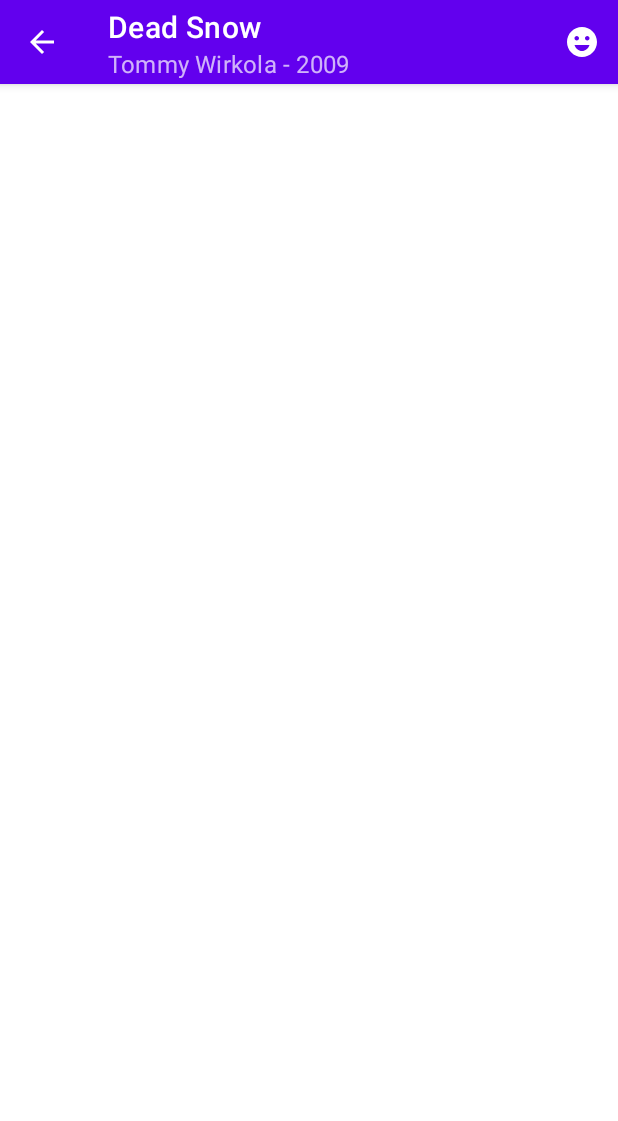
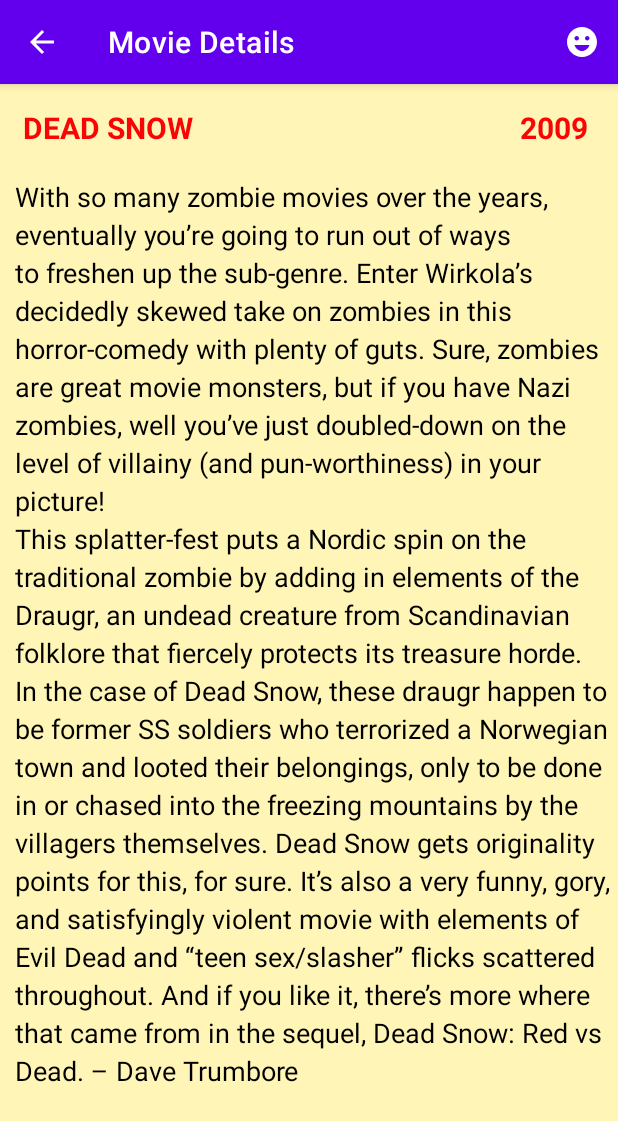
Before and after one commit to PayamTaherirostami/Pamiran-Android-mobile-App, an Android app: the MoviesActivity screen opened directly, with no data from a screen before it, after a tap on "Dead Snow", on a phone screen of 412 x 824 dp. Shown: the top 1121 px of the screen. Run offline under Robolectric (Android 15) with nearby library versions, the phone set to English and light mode, and no system bars.

Commit message:
Adding modified items before adding pictures

```diff
--- a/app/src/main/java/com/pamiranindustries/pamiran/MovieDetailsActivity.java
+++ b/app/src/main/java/com/pamiranindustries/pamiran/MovieDetailsActivity.java
@@ -24,18 +24,17 @@ public class MovieDetailsActivity extends AppCompatActivity {
         super.onCreate(savedInstanceState);
         setContentView(R.layout.activity_movie_details);
 
-        // Declaring view for population
         TextView details = findViewById(R.id.movieDet);
-//        ImageView imageView = findViewById(R.id.movieImDet);
+        TextView details2 = findViewById(R.id.movieImDet);
+        TextView details3 = findViewById(R.id.movieDate);
+        String[] movieDetails = getIntent().getStringArrayExtra("ExtraDetail");
 
-        // Getting the details from the previous activity and populating the text view with them
-        String[] movieDetails = getIntent().getStringArrayExtra("EXTRA_MOVIE_DETAILS");
-
-        // Setting the given info in the activity
-        Objects.requireNonNull(getSupportActionBar()).setTitle(movieDetails[0]);
-        getSupportActionBar().setSubtitle(movieDetails[2] + " - " + movieDetails[1]);
-//        Picasso.get().load(movieDetails[3]).into(imageView);
+//
+//        Objects.requireNonNull(getSupportActionBar()).setTitle(movieDetails[0]);
+//        getSupportActionBar().setSubtitle(movieDetails[2] + " - " + movieDetails[1]);
         details.setText(movieDetails[4]);
+        details2.setText(movieDetails[0]);
+        details3.setText(movieDetails[1]);
     }
 
 
@@ -51,40 +50,11 @@ public class MovieDetailsActivity extends AppCompatActivity {
             case R.id.item1:
                 Toast.makeText(this,"Item1 selected",Toast.LENGTH_SHORT).show();
                 return true;
-//            case R.id.item2:
-//                Toast.makeText(this,"Item2 selected",Toast.LENGTH_SHORT).show();
-//                return true;
-//            case R.id.item3:
-//                Toast.makeText(this,"Item3 selected",Toast.LENGTH_SHORT).show();
-//                return true;
-//            case R.id.subitem1:
-//                Toast.makeText(this,"SubItem1 selected",Toast.LENGTH_SHORT).show();
-//                return true;
-//            case R.id.subitem2:
-//                Toast.makeText(this,"SubItem2 selected",Toast.LENGTH_SHORT).show();
-//                return true;
+
             default:
                 return super.onOptionsItemSelected(item);
         }
     }
 
-//
-//    /**
-//     * MENU
-//     * EventHandler for all the options in the menu
-//     */
-//    @Override
-//    public boolean onOptionsItemSelected(@NonNull MenuItem item) {
-//        switch (item.getItemId()) {
-//            case R.id.fire:
-//                Toast.makeText(this, "Fire Baby!", Toast.LENGTH_SHORT).show();
-//                return true;
-//            case R.id.about:
-//                Intent intent = new Intent(getBaseContext(), AboutActivity.class);
-//                startActivity(intent);
-//                return true;
-//            default:
-//                return super.onOptionsItemSelected(item);
-//        }
-//    }
+
 }
--- a/app/src/main/java/com/pamiranindustries/pamiran/MoviesActivity.java
+++ b/app/src/main/java/com/pamiranindustries/pamiran/MoviesActivity.java
@@ -59,7 +59,7 @@ public class MoviesActivity extends AppCompatActivity {
 
     public void AnotherActivity(View view) {
 
-                startActivity(new Intent(MoviesActivity.this, MovieDetailsActivity.class));
+        startActivity(new Intent(MoviesActivity.this, MovieDetailsActivity.class));
     }
 
     /**
@@ -84,26 +84,19 @@ public class MoviesActivity extends AppCompatActivity {
             TextView movieTitle = itemView.findViewById(R.id.movieTit);
             TextView movieDirector = itemView.findViewById(R.id.Director);
             TextView movieDate = itemView.findViewById(R.id.Date);
-//            TextView movieDet = itemView.findViewById(R.id.movieDet);
-//            ImageView movieImage = itemView.findViewById(R.id.Image);
 
-            // Placing all in data in the appropriate views
             movieTitle.setText(movies[position][0]);
             movieDate.setText(movies[position][1]);
             movieDirector.setText(movies[position][2]);
-//            movieDet.setText(movies[position][4]);
 
-//            Picasso.get().load(movies[position][3]).into(movieImage);
-
-            // OnClickListener for the view. (Each itemView will act as a button)
             itemView.setOnClickListener(new View.OnClickListener() {
                 @Override
                 public void onClick(View v) {
-                    // toast to notify the chosen movie title
-                    Toast.makeText(getApplicationContext(), movies[position][0], Toast.LENGTH_SHORT).show();
+
+                    Toast.makeText(MoviesActivity.this, movies[position][0], Toast.LENGTH_SHORT).show();
                     Intent intent = new Intent(MoviesActivity.this, MovieDetailsActivity.class);
-                    // Passing all the details to the next activity
-                    intent.putExtra("EXTRA_MOVIE_DETAILS", movies[position]);
+
+                    intent.putExtra("ExtraDetail", movies[position]);
                     startActivity(intent);
                 }
             });
@@ -122,66 +115,11 @@ public class MoviesActivity extends AppCompatActivity {
             case R.id.item1:
                 Toast.makeText(this,"Item1 selected",Toast.LENGTH_SHORT).show();
                 return true;
-//            case R.id.item2:
-//                Toast.makeText(this,"Item2 selected",Toast.LENGTH_SHORT).show();
-//                return true;
-//            case R.id.item3:
-//                Toast.makeText(this,"Item3 selected",Toast.LENGTH_SHORT).show();
-//                return true;
-//            case R.id.subitem1:
-//                Toast.makeText(this,"SubItem1 selected",Toast.LENGTH_SHORT).show();
-//                return true;
-//            case R.id.subitem2:
-//                Toast.makeText(this,"SubItem2 selected",Toast.LENGTH_SHORT).show();
-//                return true;
+
             default:
                 return super.onOptionsItemSelected(item);
         }
     }
 
-//    /**
-//     * MENU
-//     * Shows all the menu options in the ActionBar
-//     */
-//    @Override
-//    public boolean onCreateOptionsMenu(Menu menu) {
-//        MenuInflater inflater = getMenuInflater();
-//        inflater.inflate(R.menu.menu, menu);
-//        return true;
-//    }
-//
-//    /**
-//     * MENU
-//     * EventHandler for all the options in the menu
-//     */
-//    @Override
-//    public boolean onOptionsItemSelected(@NonNull MenuItem item) {
-//        switch (item.getItemId()) {
-//            case R.id.fire:
-//                Toast.makeText(this, "Fire Baby!", Toast.LENGTH_SHORT).show();
-//                return true;
-//            case R.id.about:
-//                Intent intent = new Intent(getBaseContext(), AboutActivity.class);
-//                startActivity(intent);
-//                return true;
-//            default:
-//                return super.onOptionsItemSelected(item);
-//        }
-//    }
-
-//    public void SentMsg(View view) {
-//        Toast.makeText(MoviesActivity.this,"Thank you for your Business! ",Toast.LENGTH_LONG).show();
-//    }
-//    //passing the menu
-//    @Override
-//    public boolean onCreateOptionsMenu(Menu menu) {
-//        MenuInflater inflater = getMenuInflater();
-//        inflater.inflate(R.menu.menu2,menu);
-//        return true;
-//    }
-//    public void AnotherActivity(View view) {
-//        startActivity(new Intent(MoviesActivity.this,MovieDetails.class));
-//    }
-
 
 }
--- a/app/src/main/res/layout/activity_movie_details.xml
+++ b/app/src/main/res/layout/activity_movie_details.xml
@@ -1,31 +1,52 @@
 <?xml version="1.0" encoding="utf-8"?>
-<scrolView xmlns:android="http://schemas.android.com/apk/res/android"
+<ScrollView xmlns:android="http://schemas.android.com/apk/res/android"
     xmlns:app="http://schemas.android.com/apk/res-auto"
     xmlns:tools="http://schemas.android.com/tools"
     android:layout_width="match_parent"
     android:layout_height="match_parent"
+    android:background="#FFF5B6"
     tools:context=".MovieDetailsActivity">
-
     <androidx.constraintlayout.widget.ConstraintLayout
         android:layout_width="match_parent"
         android:layout_height="match_parent">
 
-<!--        <ImageView-->
-<!--            android:id="@+id/movieImDet"-->
-<!--            android:layout_width="350dp"-->
-<!--            android:layout_height="145dp"-->
-<!--            android:layout_gravity="center_horizontal"-->
-<!--            app:layout_constraintEnd_toEndOf="parent"-->
-<!--            app:layout_constraintStart_toStartOf="parent"-->
-<!--            app:layout_constraintTop_toTopOf="parent" />-->
+        <TextView
+            android:id="@+id/movieImDet"
+            android:layout_width="wrap_content"
+            android:layout_height="wrap_content"
+            android:layout_marginStart="15dp"
+            android:layout_marginTop="15dp"
+            android:textAllCaps="true"
+            android:textColor="@color/red"
+            android:textSize="20sp"
+            android:textStyle="bold"
+            app:layout_constraintStart_toStartOf="parent"
+            app:layout_constraintTop_toTopOf="parent" />
+
+        <TextView
+            android:id="@+id/movieDate"
+            android:layout_width="wrap_content"
+            android:layout_height="wrap_content"
+            android:layout_marginTop="15dp"
+            android:layout_marginEnd="20dp"
+            android:textAllCaps="true"
+            android:textColor="@color/red"
+            android:textSize="20sp"
+            android:textStyle="bold"
+            app:layout_constraintEnd_toEndOf="parent"
+            app:layout_constraintTop_toTopOf="parent" />
 
         <TextView
             android:id="@+id/movieDet"
             android:layout_width="match_parent"
             android:layout_height="wrap_content"
-            android:textColor="@color/purple_500"
+            android:layout_marginTop="20dp"
+            android:lineHeight="25dp"
+            android:textColor="@color/black"
+            android:layout_marginLeft="10dp"
             android:textSize="18sp"
-            app:layout_constraintTop_toBottomOf="parent" />
+            app:layout_constraintEnd_toEndOf="parent"
+            app:layout_constraintStart_toStartOf="parent"
+            app:layout_constraintTop_toBottomOf="@+id/movieImDet" />
     </androidx.constraintlayout.widget.ConstraintLayout>
-
-</scrolView>
+</ScrollView>
--- a/app/src/main/res/values/strings.xml
+++ b/app/src/main/res/values/strings.xml
@@ -5,7 +5,7 @@
     <string name="editTextTextPersonName">Your name</string>
     <string name="textview1">Enter Your Name and Email</string>
     <string name="textview2">Select the Request Type</string>
-    <string name="textview3">We will contact you soon!</string>
+    <string name="textview3">All Movies:</string>
     <string name="textview4">Please enter your request here.</string>
     <string name="inbox">customer inbox</string>
     <string name="imageView2">Logo</string>
```
Also changed, not shown: app/src/main/java/com/pamiranindustries/pamiran/MainActivity.java (+5 -5 lines), app/src/main/res/layout/activity_main.xml (+0 -11 lines), app/src/main/res/layout/activity_movies.xml (+15 -15 lines).
